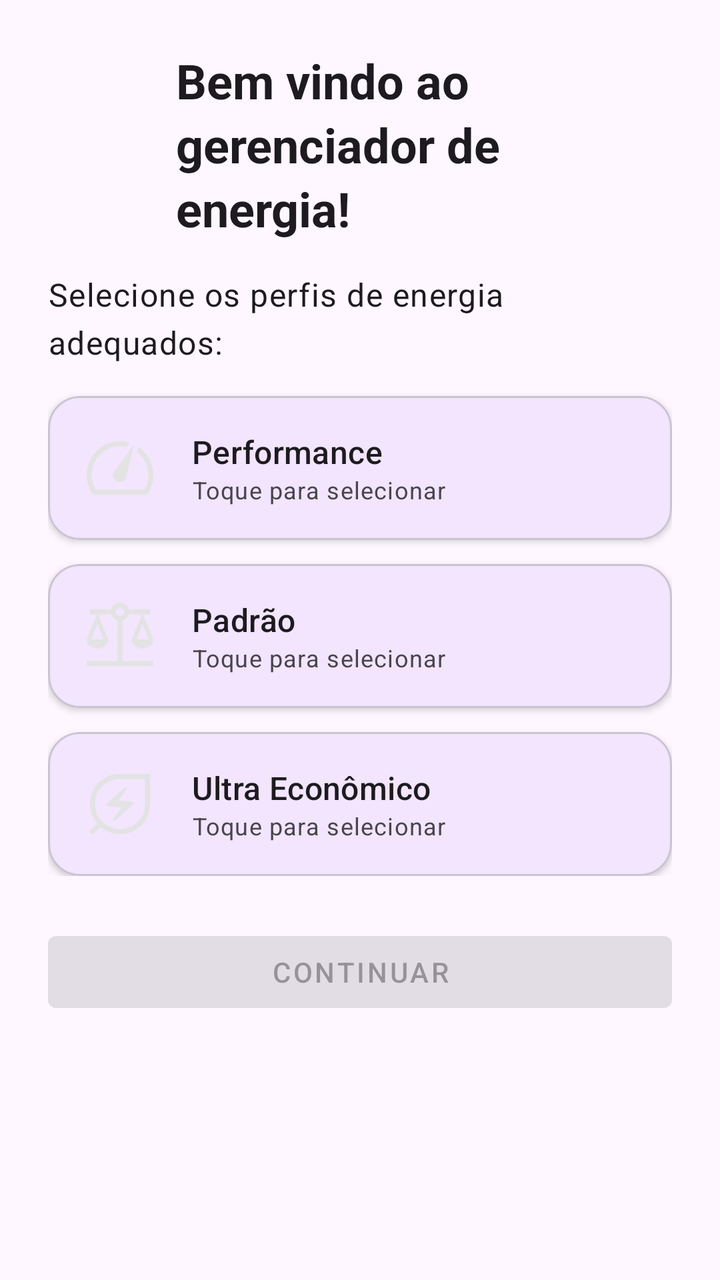
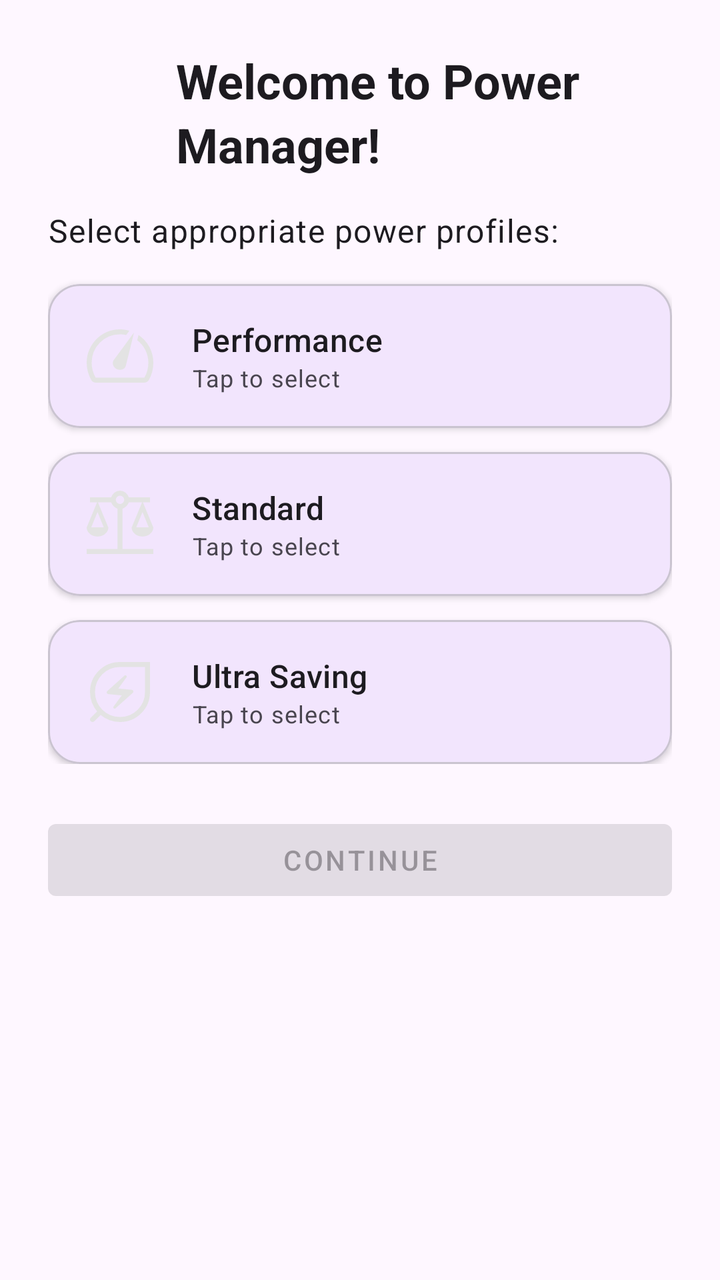

The first picture is an Android layout as it rendered before a commit; the second is the same layout after the commit. The layout source and the unified diff follow.
<!-- AndroidManifest.xml: application theme Theme.GerenciamentoDeEnergia -->
<!-- res/layout/activity_welcome.xml -->
<?xml version="1.0" encoding="utf-8"?>
<ScrollView xmlns:android="http://schemas.android.com/apk/res/android"
    xmlns:app="http://schemas.android.com/apk/res-auto"
    android:layout_width="match_parent"
    android:layout_height="match_parent"
    android:fillViewport="true"
    android:fitsSystemWindows="true"
    android:background="?attr/colorSurface">

    <LinearLayout
        android:layout_width="match_parent"
        android:layout_height="wrap_content"
        android:orientation="vertical"
        android:padding="24dp"
        android:gravity="center_horizontal">

        
        <LinearLayout
            android:layout_width="wrap_content"
            android:layout_height="wrap_content"
            android:orientation="horizontal"
            android:gravity="center_vertical"
            android:layout_marginBottom="16dp">

            <ImageView
                android:layout_width="48dp"
                android:layout_height="48dp"
                android:src="@mipmap/ic_launcher"
                android:contentDescription="Ícone do app" />

            <TextView
                android:layout_width="wrap_content"
                android:layout_height="wrap_content"
                android:layout_marginStart="16dp"
                android:text="Bem vindo ao gerenciador de energia!"
                android:textAppearance="?attr/textAppearanceHeadlineSmall"
                android:textStyle="bold" />
        </LinearLayout>

        
        <LinearLayout
            android:id="@+id/layout_modes"
            android:layout_width="match_parent"
            android:layout_height="wrap_content"
            android:orientation="vertical">

            <TextView
                android:layout_width="wrap_content"
                android:layout_height="wrap_content"
                android:text="Selecione os perfis de energia adequados:"
                android:textAppearance="?attr/textAppearanceBodyLarge"
                android:layout_marginBottom="16dp" />

            
            <com.google.android.material.card.MaterialCardView
                android:id="@+id/card_performance_welcome"
                android:layout_width="match_parent"
                android:layout_height="wrap_content"
                android:layout_marginBottom="12dp"
                app:cardElevation="2dp"
                android:clickable="true"
                android:focusable="true"
                app:cardCornerRadius="16dp">

                <LinearLayout
                    android:layout_width="match_parent"
                    android:layout_height="wrap_content"
                    android:orientation="horizontal"
                    android:padding="16dp"
                    android:gravity="center_vertical">

                    <ImageView
                        android:layout_width="40dp"
                        android:layout_height="40dp"
                        android:src="@drawable/ic_performance" />

                    <LinearLayout
                        android:layout_width="0dp"
                        android:layout_height="wrap_content"
                        android:layout_weight="1"
                        android:orientation="vertical"
                        android:layout_marginStart="16dp">

                        <TextView
                            android:layout_width="wrap_content"
                            android:layout_height="wrap_content"
                            android:text="Performance"
                            android:textAppearance="?attr/textAppearanceTitleMedium" />

                        <TextView
                            android:id="@+id/tv_status_performance"
                            android:layout_width="wrap_content"
                            android:layout_height="wrap_content"
                            android:text="Toque para selecionar"
                            android:textAppearance="?attr/textAppearanceBodySmall" />
                    </LinearLayout>
                </LinearLayout>
            </com.google.android.material.card.MaterialCardView>

            
            <com.google.android.material.card.MaterialCardView
                android:id="@+id/card_standard_welcome"
                android:layout_width="match_parent"
                android:layout_height="wrap_content"
                android:layout_marginBottom="12dp"
                app:cardElevation="2dp"
                android:clickable="true"
                android:focusable="true"
                app:cardCornerRadius="16dp">

                <LinearLayout
                    android:layout_width="match_parent"
                    android:layout_height="wrap_content"
                    android:orientation="horizontal"
                    android:padding="16dp"
                    android:gravity="center_vertical">

                    <ImageView
                        android:layout_width="40dp"
                        android:layout_height="40dp"
                        android:src="@drawable/ic_standard" />

                    <LinearLayout
                        android:layout_width="0dp"
                        android:layout_height="wrap_content"
                        android:layout_weight="1"
                        android:orientation="vertical"
                        android:layout_marginStart="16dp">

                        <TextView
                            android:layout_width="wrap_content"
                            android:layout_height="wrap_content"
                            android:text="Padrão"
                            android:textAppearance="?attr/textAppearanceTitleMedium" />

                        <TextView
                            android:id="@+id/tv_status_standard"
                            android:layout_width="wrap_content"
                            android:layout_height="wrap_content"
                            android:text="Toque para selecionar"
                            android:textAppearance="?attr/textAppearanceBodySmall" />
                    </LinearLayout>
                </LinearLayout>
            </com.google.android.material.card.MaterialCardView>

            
            <com.google.android.material.card.MaterialCardView
                android:id="@+id/card_ultra_welcome"
                android:layout_width="match_parent"
                android:layout_height="wrap_content"
                android:layout_marginBottom="0dp"
                app:cardElevation="2dp"
                android:clickable="true"
                android:focusable="true"
                app:cardCornerRadius="16dp">

                <LinearLayout
                    android:layout_width="match_parent"
                    android:layout_height="wrap_content"
                    android:orientation="horizontal"
                    android:padding="16dp"
                    android:gravity="center_vertical">

                    <ImageView
                        android:layout_width="40dp"
                        android:layout_height="40dp"
                        android:src="@drawable/ic_ultra" />

                    <LinearLayout
                        android:layout_width="0dp"
                        android:layout_height="wrap_content"
                        android:layout_weight="1"
                        android:orientation="vertical"
                        android:layout_marginStart="16dp">

                        <TextView
                            android:layout_width="wrap_content"
                            android:layout_height="wrap_content"
                            android:text="Ultra Econômico"
                            android:textAppearance="?attr/textAppearanceTitleMedium" />

                        <TextView
                            android:id="@+id/tv_status_ultra"
                            android:layout_width="wrap_content"
                            android:layout_height="wrap_content"
                            android:text="Toque para selecionar"
                            android:textAppearance="?attr/textAppearanceBodySmall" />
                    </LinearLayout>
                </LinearLayout>
            </com.google.android.material.card.MaterialCardView>

        </LinearLayout>

        
        <LinearLayout
            android:id="@+id/layout_launcher_selection"
            android:layout_width="match_parent"
            android:layout_height="wrap_content"
            android:orientation="vertical"
            android:visibility="gone">

            <TextView
                android:layout_width="wrap_content"
                android:layout_height="wrap_content"
                android:text="Escolha o launcher padrão:"
                android:textAppearance="?attr/textAppearanceBodyLarge"
                android:layout_marginBottom="16dp"
                android:layout_marginTop="8dp" />

            <androidx.recyclerview.widget.RecyclerView
                android:id="@+id/rv_launcher_welcome"
                android:layout_width="match_parent"
                android:layout_height="wrap_content"
                android:nestedScrollingEnabled="false" />
        </LinearLayout>

        
        <Button
            android:id="@+id/btn_next"
            android:layout_width="match_parent"
            android:layout_height="wrap_content"
            android:layout_marginTop="24dp"
            android:text="Continuar"
            android:enabled="false"
            style="@style/Widget.MaterialComponents.Button" />
    </LinearLayout>
</ScrollView>
<!-- resources referenced by this layout -->
<resources>
  <!-- drawable ic_standard (drawable) -->
  <vector xmlns:android="http://schemas.android.com/apk/res/android"
      android:width="20dp"
      android:height="20dp"
      android:viewportWidth="960"
      android:viewportHeight="960">
    <path
        android:pathData="M80,840v-60h370v-484q-26,-9 -46.5,-29.5T374,220L215,220l125,302q-1,45 -38.5,76.5T210,630q-54,0 -91.5,-31.5T80,522l125,-302h-85v-60h254q12,-35 41,-57.5t65,-22.5q36,0 65,22.5t41,57.5h254v60h-85l125,302q-1,45 -38.5,76.5T750,630q-54,0 -91.5,-31.5T620,522l125,-302L586,220q-9,26 -29.5,46.5T510,296v484h370v60L80,840ZM675,520h150l-75,-184 -75,184ZM135,520h150l-75,-184 -75,184ZM480,240q21,0 35.5,-15t14.5,-35q0,-21 -14.5,-35.5T480,140q-20,0 -35,14.5T430,190q0,20 15,35t35,15Z"
        android:fillColor="#e3e3e3"/>
  </vector>
  <!-- drawable ic_ultra (drawable) -->
  <vector xmlns:android="http://schemas.android.com/apk/res/android"
      android:width="20dp"
      android:height="20dp"
      android:viewportWidth="960"
      android:viewportHeight="960">
    <path
        android:pathData="M480,780q125,0 212.5,-87.5T780,480v-300L480,180q-125,0 -212.5,87.5T180,480q0,125 87.5,212.5T480,780ZM427,675 L634,490q10,-9 6,-21.5T622,454l-162,-16 97,-133q4,-5 3.5,-10.5T556,284q-5,-5 -11.5,-5t-11.5,5L327,469q-10,9 -6,21.5t18,14.5l162,16 -98,133q-4,5 -3.5,10.5T405,675q5,5 11,5t11,-5ZM480,840q-67,0 -126,-22.5T247,755l-76,76q-5,5 -10,7t-11,2q-12,0 -21,-9t-9,-21q0,-6 2,-11t7,-10l76,-76q-40,-48 -62.5,-107T120,480q0,-150 105,-255t255,-105h360v360q0,150 -105,255T480,840ZM480,480Z"
        android:fillColor="#e3e3e3"/>
  </vector>
  <!-- mipmap ic_launcher (drawable) -->
  <vector xmlns:android="http://schemas.android.com/apk/res/android"
      android:width="20dp"
      android:height="20dp"
      android:viewportWidth="960"
      android:viewportHeight="960">
    <path
        android:pathData="M40,800v-640l231,38v564L40,800ZM361,761v-561h238v561L361,761ZM920,800 L689,762v-564l231,-38v640ZM100,729 L211,710v-461l-111,-18v498ZM421,701h118v-441L421,260v441ZM860,729v-498l-111,18v462l111,18ZM100,729 L211,710 100,729ZM421,701h118,-118ZM860,729 L749,711 860,729Z"
        android:fillColor="#e3e3e3"/>
  </vector>
  <style name="Theme.GerenciamentoDeEnergia" parent="Theme.Material3.DayNight.NoActionBar">
          <item name="colorPrimary">@color/purple_500</item>
          <item name="colorPrimaryVariant">@color/purple_700</item>
          <item name="colorOnPrimary">@color/white</item>
          <item name="colorSecondary">@color/teal_200</item>
          <item name="colorSecondaryVariant">@color/teal_700</item>
          <item name="colorOnSecondary">@color/black</item>
          <item name="android:statusBarColor">?attr/colorPrimaryVariant</item>
      </style>
  <color name="purple_500">#FF6200EE</color>
  <color name="purple_700">#FF3700B3</color>
  <color name="white">#FFFFFFFF</color>
  <color name="teal_200">#FF03DAC5</color>
  <color name="teal_700">#FF018786</color>
  <color name="black">#FF000000</color>
  <!-- unchanged entries left out for length: 1 -->
</resources>

<!-- the commit's change to res/layout/activity_welcome.xml (unified diff, before → after) -->
@@ -26,13 +26,13 @@
                 android:layout_width="48dp"
                 android:layout_height="48dp"
                 android:src="@mipmap/ic_launcher"
-                android:contentDescription="Ícone do app" />
+                android:contentDescription="@string/app_icon_desc" />
 
             <TextView
                 android:layout_width="wrap_content"
                 android:layout_height="wrap_content"
                 android:layout_marginStart="16dp"
-                android:text="Bem vindo ao gerenciador de energia!"
+                android:text="@string/welcome_title"
                 android:textAppearance="?attr/textAppearanceHeadlineSmall"
                 android:textStyle="bold" />
         </LinearLayout>
@@ -47,9 +47,11 @@
             <TextView
                 android:layout_width="wrap_content"
                 android:layout_height="wrap_content"
-                android:text="Selecione os perfis de energia adequados:"
+                android:text="@string/select_profiles_prompt"
                 android:textAppearance="?attr/textAppearanceBodyLarge"
                 android:layout_marginBottom="16dp" />
+
+            
 
             
             <com.google.android.material.card.MaterialCardView
@@ -84,14 +86,14 @@
                         <TextView
                             android:layout_width="wrap_content"
                             android:layout_height="wrap_content"
-                            android:text="Performance"
+                            android:text="@string/mode_performance"
                             android:textAppearance="?attr/textAppearanceTitleMedium" />
 
                         <TextView
                             android:id="@+id/tv_status_performance"
                             android:layout_width="wrap_content"
                             android:layout_height="wrap_content"
-                            android:text="Toque para selecionar"
+                            android:text="@string/tap_to_select"
                             android:textAppearance="?attr/textAppearanceBodySmall" />
                     </LinearLayout>
                 </LinearLayout>
@@ -130,14 +132,14 @@
                         <TextView
                             android:layout_width="wrap_content"
                             android:layout_height="wrap_content"
-                            android:text="Padrão"
+                            android:text="@string/mode_standard"
                             android:textAppearance="?attr/textAppearanceTitleMedium" />
 
                         <TextView
                             android:id="@+id/tv_status_standard"
                             android:layout_width="wrap_content"
                             android:layout_height="wrap_content"
-                            android:text="Toque para selecionar"
+                            android:text="@string/tap_to_select"
                             android:textAppearance="?attr/textAppearanceBodySmall" />
                     </LinearLayout>
                 </LinearLayout>
@@ -176,14 +178,14 @@
                         <TextView
                             android:layout_width="wrap_content"
                             android:layout_height="wrap_content"
-                            android:text="Ultra Econômico"
+                            android:text="@string/mode_ultra"
                             android:textAppearance="?attr/textAppearanceTitleMedium" />
 
                         <TextView
                             android:id="@+id/tv_status_ultra"
                             android:layout_width="wrap_content"
                             android:layout_height="wrap_content"
-                            android:text="Toque para selecionar"
+                            android:text="@string/tap_to_select"
                             android:textAppearance="?attr/textAppearanceBodySmall" />
                     </LinearLayout>
                 </LinearLayout>
@@ -202,7 +204,7 @@
             <TextView
                 android:layout_width="wrap_content"
                 android:layout_height="wrap_content"
-                android:text="Escolha o launcher padrão:"
+                android:text="@string/launcher_selection_step_subtitle"
                 android:textAppearance="?attr/textAppearanceBodyLarge"
                 android:layout_marginBottom="16dp"
                 android:layout_marginTop="8dp" />
@@ -220,7 +222,7 @@
             android:layout_width="match_parent"
             android:layout_height="wrap_content"
             android:layout_marginTop="24dp"
-            android:text="Continuar"
+            android:text="@string/welcome_continue"
             android:enabled="false"
             style="@style/Widget.MaterialComponents.Button" />
     </LinearLayout>
<!-- resource entries referenced after the edit -->
@@ -30,6 +30,15 @@
         android:pathData="M40,800v-640l231,38v564L40,800ZM361,761v-561h238v561L361,761ZM920,800 L689,762v-564l231,-38v640ZM100,729 L211,710v-461l-111,-18v498ZM421,701h118v-441L421,260v441ZM860,729v-498l-111,18v462l111,18ZM100,729 L211,710 100,729ZM421,701h118,-118ZM860,729 L749,711 860,729Z"
         android:fillColor="#e3e3e3"/>
   </vector>
+  <string name="app_icon_desc">App icon</string>
+  <string name="launcher_selection_step_subtitle">Select the app that will be used as the primary launcher after exiting Ultra mode</string>
+  <string name="mode_performance">Performance</string>
+  <string name="mode_standard">Standard</string>
+  <string name="mode_ultra">Ultra Saving</string>
+  <string name="select_profiles_prompt">Select appropriate power profiles:</string>
+  <string name="tap_to_select">Tap to select</string>
+  <string name="welcome_continue">Continue</string>
+  <string name="welcome_title">Welcome to Power Manager!</string>
   <style name="Theme.GerenciamentoDeEnergia" parent="Theme.Material3.DayNight.NoActionBar">
           <item name="colorPrimary">@color/purple_500</item>
           <item name="colorPrimaryVariant">@color/purple_700</item>
